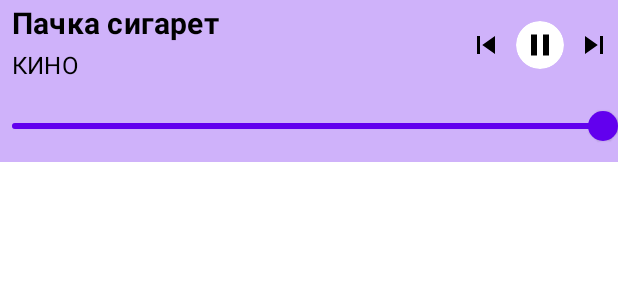
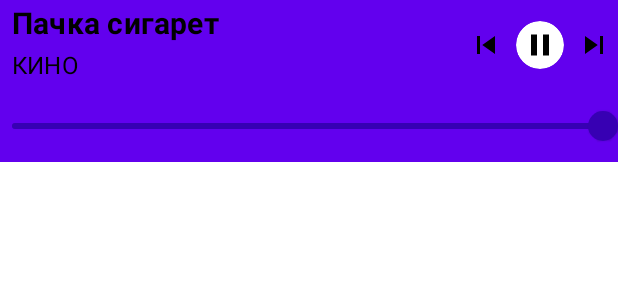
Before and after one commit to Spacus1k/AudioPlayer, an Android app built with Jetpack Compose: the @Preview function PreviewBottomBarPlayer, on a phone screen of 412 x 824 dp. Shown: the top 300 px of the screen. Run offline under Robolectric (Android 15) with nearby library versions, the phone set to English and light mode, and no system bars; network calls fail.

Commit message:
finish light theme

```diff
--- a/app/src/main/java/com/example/audioplayer/presentation/ui/components/BottomBarPlayer.kt
+++ b/app/src/main/java/com/example/audioplayer/presentation/ui/components/BottomBarPlayer.kt
@@ -8,9 +8,11 @@ import androidx.compose.foundation.layout.*
 import androidx.compose.material.MaterialTheme
 import androidx.compose.material.Slider
 import androidx.compose.material.Text
+import androidx.compose.material.SliderDefaults
 import androidx.compose.runtime.*
 import androidx.compose.ui.Alignment
 import androidx.compose.ui.Modifier
+import androidx.compose.ui.graphics.Color
 import androidx.compose.ui.text.font.FontWeight
 import androidx.compose.ui.text.style.TextOverflow
 import androidx.compose.ui.tooling.preview.Preview
@@ -26,7 +28,7 @@ fun BottomBarPlayer(
     onPlayerAction: (BottomPlayerAction) -> Unit,
     modifier: Modifier = Modifier
 ) {
-    Column(modifier = modifier.background(MaterialTheme.colors.primary.copy(alpha = 0.3f))) {
+    Column(modifier = modifier.background(MaterialTheme.colors.primary)) {
         Row(
             modifier = Modifier
                 .fillMaxWidth()
@@ -79,6 +81,11 @@ fun AudioSlider(
         onValueChange = {
             localSliderValue = it
         },
+        colors = SliderDefaults.colors(
+            thumbColor = MaterialTheme.colors.primaryVariant,
+            activeTrackColor = MaterialTheme.colors.primaryVariant,
+            inactiveTrackColor = Color.Black.copy(alpha = 0.1f)
+        ),
         interactionSource = interactionSource,
         onValueChangeFinished = {
             onProgressChange(sliderValue)
--- a/app/src/main/java/com/example/audioplayer/presentation/ui/screens/AudioListScreen.kt
+++ b/app/src/main/java/com/example/audioplayer/presentation/ui/screens/AudioListScreen.kt
@@ -69,7 +69,7 @@ fun AudioListScreen(
                 .fillMaxSize()
                 .background(MaterialTheme.colors.primary.copy(alpha = 0.3f))
                 //.background(MaterialTheme.colors.surface)
-                .padding(top = 4.dp, bottom = animatedHeight)
+                .padding(bottom = animatedHeight)
         )
     }
 }
--- a/app/src/main/java/com/example/audioplayer/presentation/ui/screens/HomeScreen.kt
+++ b/app/src/main/java/com/example/audioplayer/presentation/ui/screens/HomeScreen.kt
@@ -1,14 +1,12 @@
 package com.example.audioplayer.presentation.ui.screens
 
 import androidx.compose.runtime.Composable
-import androidx.compose.ui.Modifier
 import com.example.audioplayer.presentation.ui.AudioViewModel
 import com.example.audioplayer.presentation.ui.components.BottomPlayerAction
 import com.example.audioplayer.presentation.utils.toPresentation
 
 @Composable
 fun HomeScreen(
-    modifier: Modifier = Modifier,
     viewModel: AudioViewModel,
 ) {
     AudioListScreen(
--- a/app/src/main/res/values/colors.xml
+++ b/app/src/main/res/values/colors.xml
@@ -7,4 +7,6 @@
     <color name="teal_700">#FF018786</color>
     <color name="black">#FF000000</color>
     <color name="white">#FFFFFFFF</color>
+    <color name="cyan_alabaster">#ff647fae</color>
+
 </resources>
--- a/app/src/main/res/values/themes.xml
+++ b/app/src/main/res/values/themes.xml
@@ -2,6 +2,6 @@
 <resources>
 
     <style name="Theme.AudioPlayer" parent="android:Theme.Material.Light.NoActionBar">
-        <item name="android:statusBarColor">@color/purple_700</item>
+        <item name="android:statusBarColor">@color/cyan_alabaster</item>
     </style>
 </resources>
```
Also changed, not shown: app/src/main/java/com/example/audioplayer/presentation/MainActivity.kt (+1 -7 lines), app/src/main/java/com/example/audioplayer/presentation/theme/Theme.kt (+21 -3 lines), app/src/main/java/com/example/audioplayer/presentation/ui/components/SearchField.kt (+26 -22 lines).
